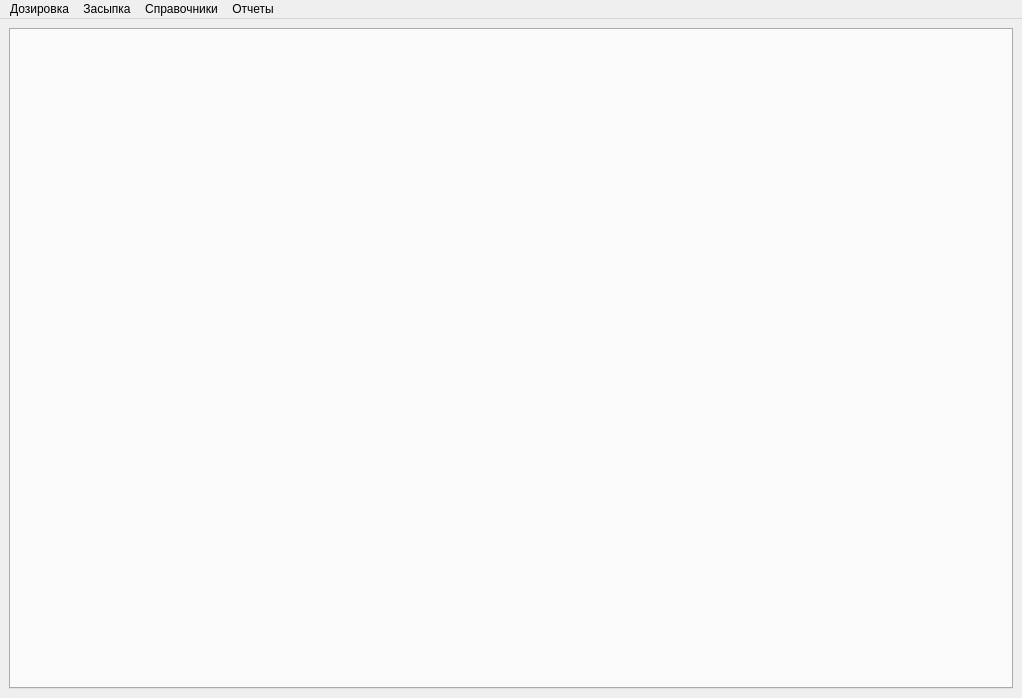
Before: the Qt Designer form mainwindow.ui in Sergeyego/dosage, drawn with Qt 5.
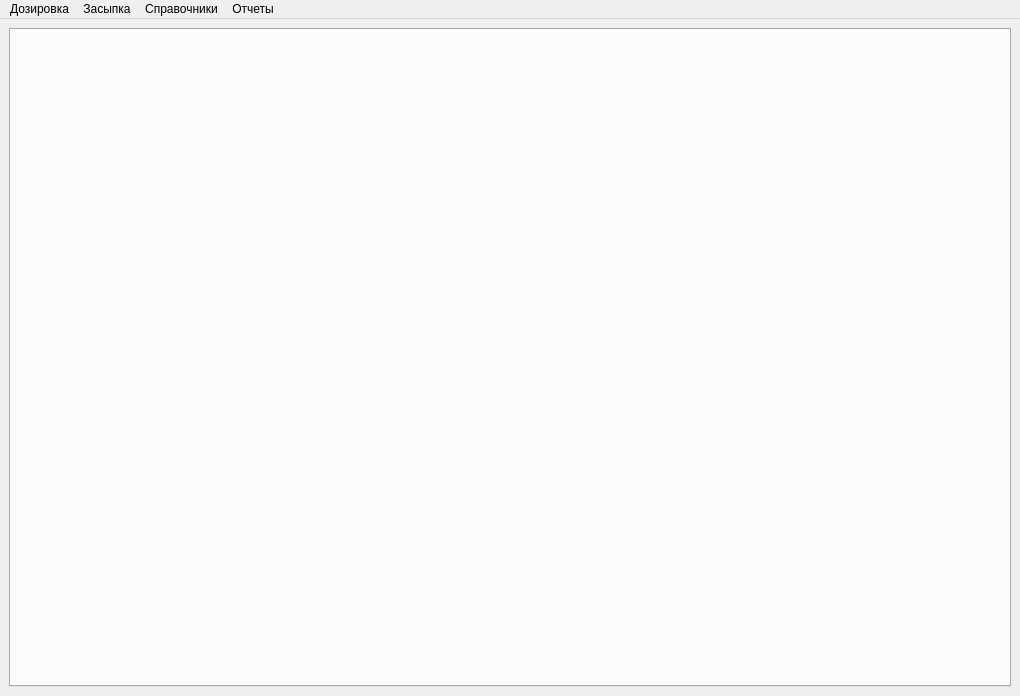
After: the same form once the commit is applied.

```diff
--- a/mainwindow.ui
+++ b/mainwindow.ui
@@ -6,8 +6,8 @@
    <rect>
     <x>0</x>
     <y>0</y>
-    <width>1022</width>
-    <height>698</height>
+    <width>1020</width>
+    <height>696</height>
    </rect>
   </property>
   <property name="windowTitle">
@@ -35,7 +35,7 @@
     <rect>
      <x>0</x>
      <y>0</y>
-     <width>1022</width>
+     <width>1020</width>
      <height>25</height>
     </rect>
    </property>
```
Left out of the diff: 13 changed lines with no effect on the pictures.
